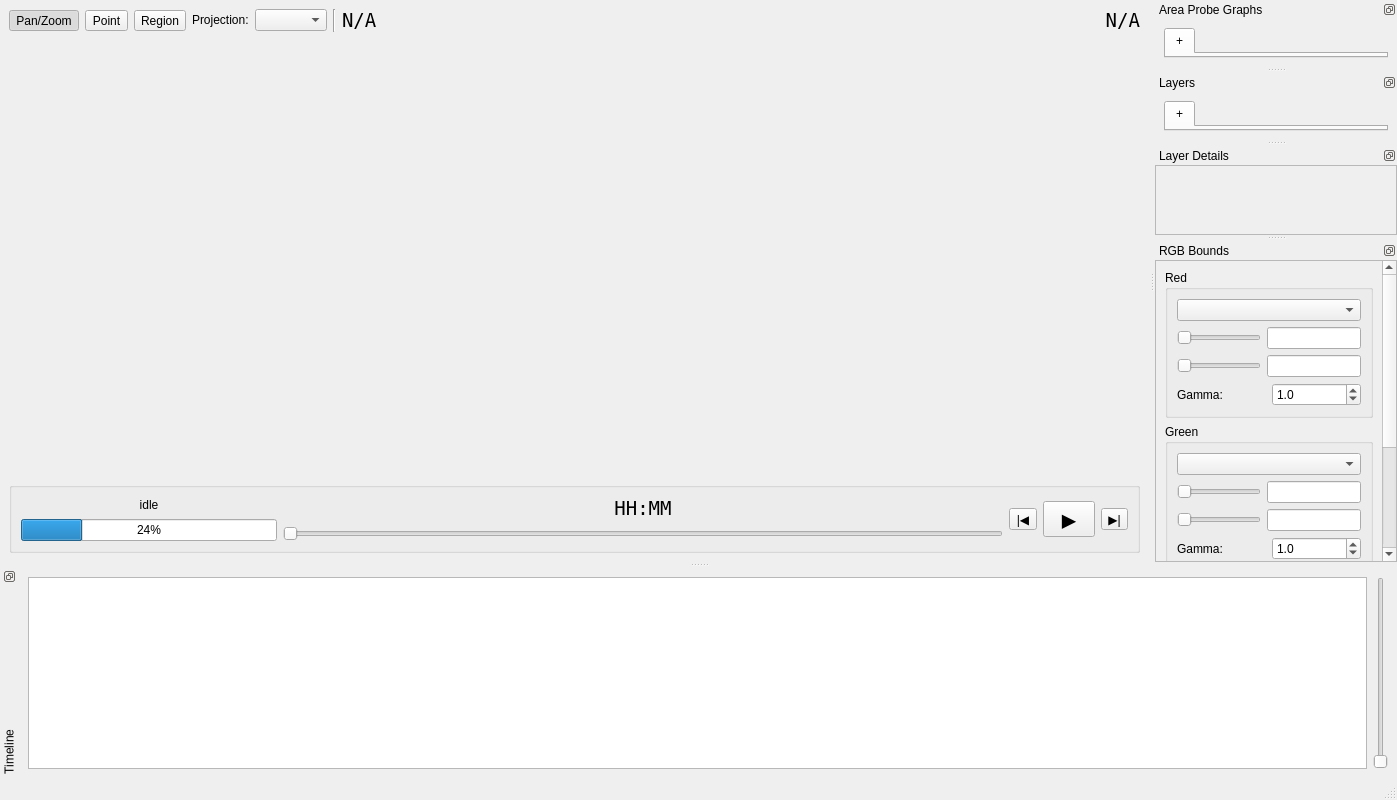
ssec/sift, file sift/ui/pov_main.ui: the form before one commit.
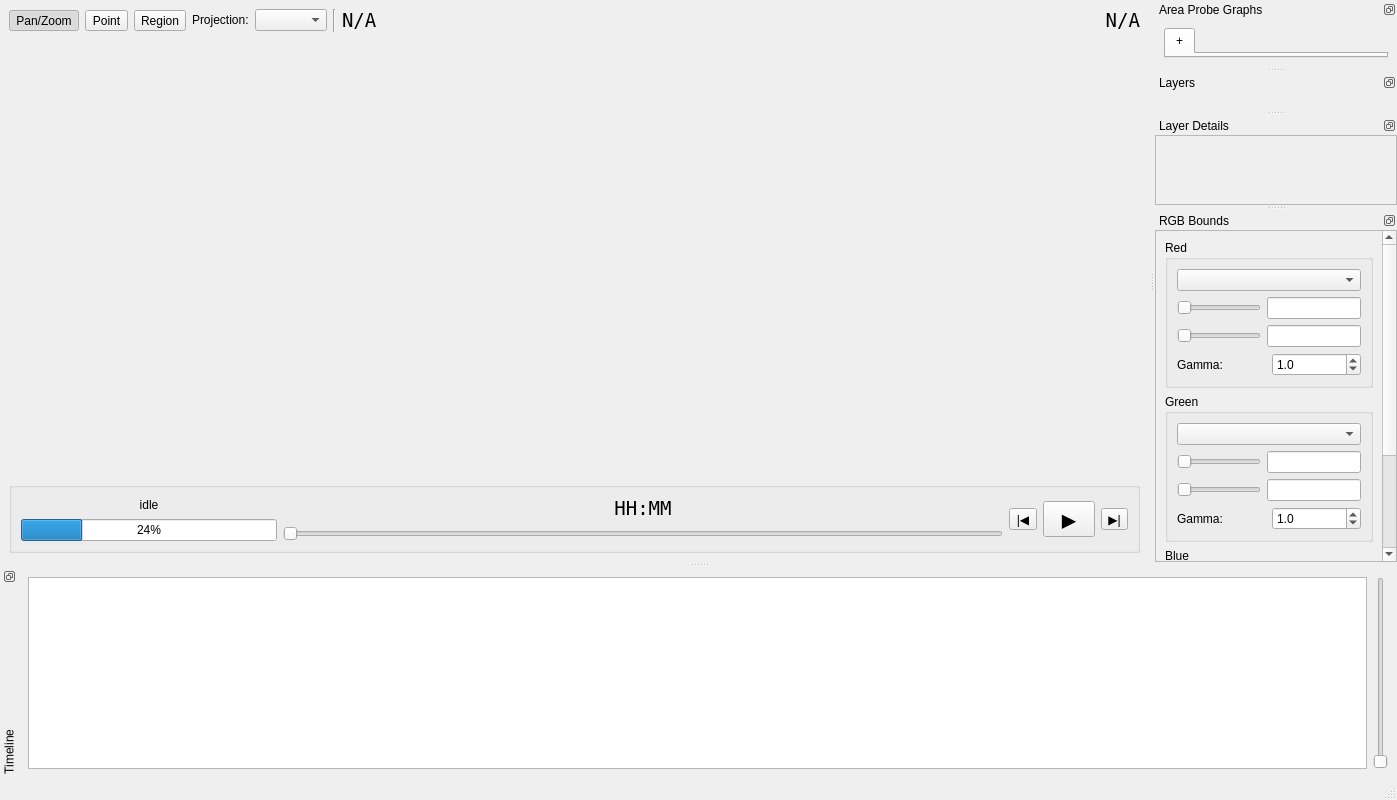
The form after the commit. Custom widgets are drawn as their Qt base class.

Commit message: Remove layer list sets from UI

```diff
--- a/sift/ui/pov_main.ui
+++ b/sift/ui/pov_main.ui
@@ -434,31 +434,10 @@
    <attribute name="dockWidgetArea">
     <number>2</number>
    </attribute>
-   <widget class="QWidget" name="dockWidgetContents_5">
-    <layout class="QVBoxLayout" name="verticalLayout">
+   <widget class="QWidget" name="layersPaneWidget">
+    <layout class="QVBoxLayout" name="verticalLayout_9">
      <item>
-      <widget class="QTabWidget" name="layerSetTabs">
-       <property name="minimumSize">
-        <size>
-         <width>160</width>
-         <height>0</height>
-        </size>
-       </property>
-       <property name="toolTip">
-        <string>Alternate layer sets</string>
-       </property>
-       <property name="statusTip">
-        <string>Select alternate layer set</string>
-       </property>
-       <property name="currentIndex">
-        <number>0</number>
-       </property>
-       <widget class="QWidget" name="tab_plusL">
-        <attribute name="title">
-         <string>+</string>
-        </attribute>
-       </widget>
-      </widget>
+      <layout class="QVBoxLayout" name="verticalLayout"/>
      </item>
     </layout>
    </widget>
```
The commit also changes 4 other files.
